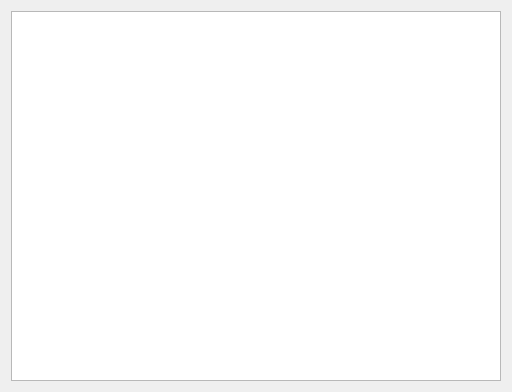
The window that PageUI/cmdlinePage.ui (lxambulance/CoLoRagent) describes before a commit, drawn with Qt 5.
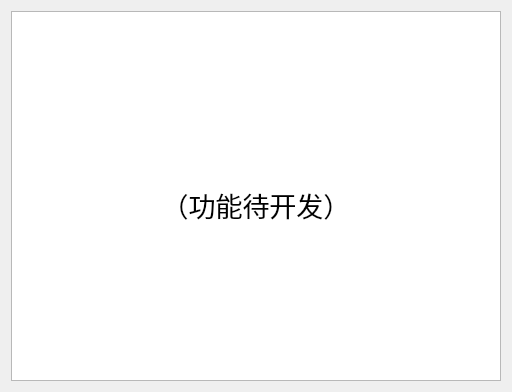
The same window after the commit.

What changed in the file:
```diff
--- a/PageUI/cmdlinePage.ui
+++ b/PageUI/cmdlinePage.ui
@@ -15,7 +15,21 @@
   </property>
   <layout class="QVBoxLayout" name="verticalLayout">
    <item>
-    <widget class="QTextEdit" name="textEdit"/>
+    <widget class="QTextEdit" name="textEdit">
+     <property name="html">
+      <string>&lt;!DOCTYPE HTML PUBLIC &quot;-//W3C//DTD HTML 4.0//EN&quot; &quot;http://www.w3.org/TR/REC-html40/strict.dtd&quot;&gt;
+&lt;html&gt;&lt;head&gt;&lt;meta name=&quot;qrichtext&quot; content=&quot;1&quot; /&gt;&lt;style type=&quot;text/css&quot;&gt;
+p, li { white-space: pre-wrap; }
+&lt;/style&gt;&lt;/head&gt;&lt;body style=&quot; font-family:'SimSun'; font-size:9pt; font-weight:400; font-style:normal;&quot;&gt;
+&lt;p align=&quot;center&quot; style=&quot;-qt-paragraph-type:empty; margin-top:0px; margin-bottom:0px; margin-left:0px; margin-right:0px; -qt-block-indent:0; text-indent:0px;&quot;&gt;&lt;br /&gt;&lt;/p&gt;
+&lt;p align=&quot;center&quot; style=&quot;-qt-paragraph-type:empty; margin-top:0px; margin-bottom:0px; margin-left:0px; margin-right:0px; -qt-block-indent:0; text-indent:0px; font-size:20pt;&quot;&gt;&lt;br /&gt;&lt;/p&gt;
+&lt;p align=&quot;center&quot; style=&quot;-qt-paragraph-type:empty; margin-top:0px; margin-bottom:0px; margin-left:0px; margin-right:0px; -qt-block-indent:0; text-indent:0px; font-size:20pt;&quot;&gt;&lt;br /&gt;&lt;/p&gt;
+&lt;p align=&quot;center&quot; style=&quot;-qt-paragraph-type:empty; margin-top:0px; margin-bottom:0px; margin-left:0px; margin-right:0px; -qt-block-indent:0; text-indent:0px; font-size:20pt;&quot;&gt;&lt;br /&gt;&lt;/p&gt;
+&lt;p align=&quot;center&quot; style=&quot;-qt-paragraph-type:empty; margin-top:0px; margin-bottom:0px; margin-left:0px; margin-right:0px; -qt-block-indent:0; text-indent:0px; font-size:20pt;&quot;&gt;&lt;br /&gt;&lt;/p&gt;
+&lt;p align=&quot;center&quot; style=&quot;-qt-paragraph-type:empty; margin-top:0px; margin-bottom:0px; margin-left:0px; margin-right:0px; -qt-block-indent:0; text-indent:0px; font-size:20pt;&quot;&gt;&lt;br /&gt;&lt;/p&gt;
+&lt;p align=&quot;center&quot; style=&quot; margin-top:0px; margin-bottom:0px; margin-left:0px; margin-right:0px; -qt-block-indent:0; text-indent:0px;&quot;&gt;&lt;span style=&quot; font-size:20pt;&quot;&gt;（功能待开发）&lt;/span&gt;&lt;/p&gt;&lt;/body&gt;&lt;/html&gt;</string>
+     </property>
+    </widget>
    </item>
   </layout>
  </widget>
```
